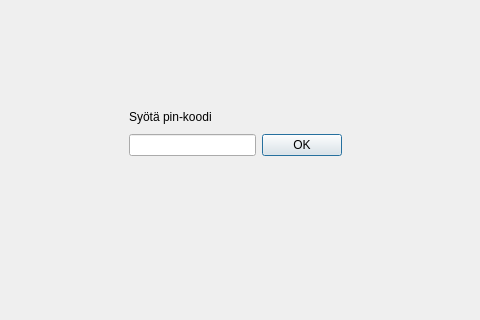
ssaukkonen/BankSimul_ryhma_31, file qt_frontend/ATM/pin.ui: the form before one commit; both pictures show x 141 to 621 and y 105 to 425 of the 800 by 600 pixel window.
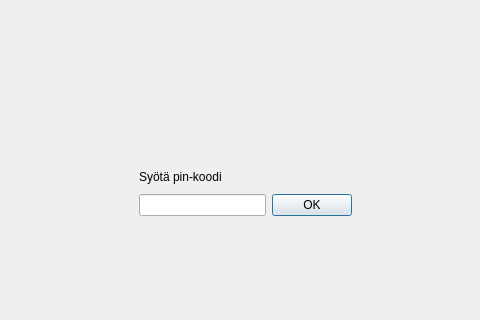
The form after the commit.

```diff
--- a/qt_frontend/ATM/pin.ui
+++ b/qt_frontend/ATM/pin.ui
@@ -16,8 +16,8 @@
   <widget class="QWidget" name="layoutWidget">
    <property name="geometry">
     <rect>
-     <x>270</x>
-     <y>210</y>
+     <x>280</x>
+     <y>270</y>
      <width>213</width>
      <height>51</height>
     </rect>
```
Left out of the diff: 4 changed lines with no effect on the pictures.
